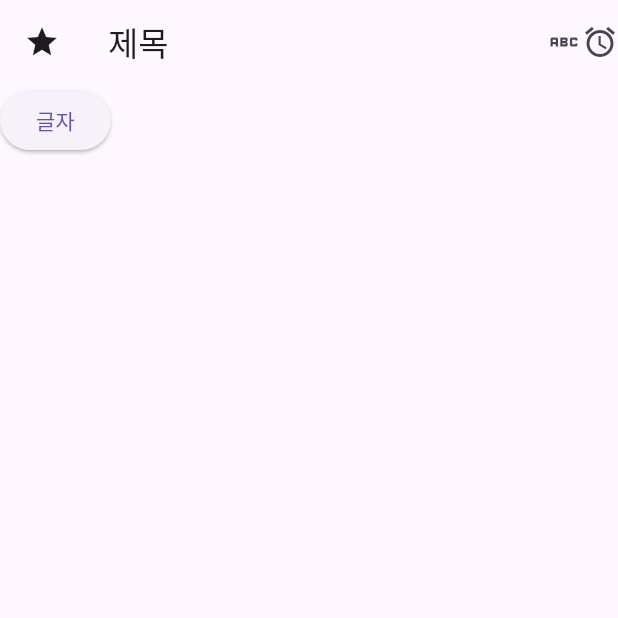
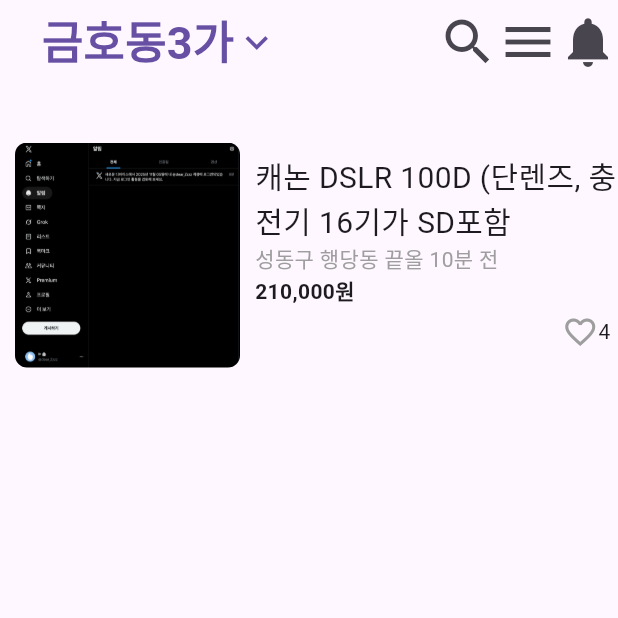
Before and after one commit to 938938/flutter_learn, a Flutter app: the screen it shows after launch, on a phone screen of 412 x 824 dp, the top half of it. Run offline on Flutter 3.47's test engine with Material 3 defaults, Android fonts, the light colour scheme and no system bars.

Commit message:
[FEAT] 당근 UI 따라하기 과제

```diff
--- a/lib/main.dart
+++ b/lib/main.dart
@@ -59,19 +59,75 @@
       //     ),
       //   ),
       // ),
+      // home: Scaffold(
+      //   appBar:AppBar(
+      //     title: Text('제목'),
+      //     leading: Icon(Icons.star), // 주로 로고 들어가는 곳에 있는 아이콘(햄버거메뉴 등)
+      //     actions: [Icon(Icons.abc),Icon(Icons.access_alarm)],
+      //   ),
+      //   body: SizedBox(
+      //     // child: Text('Hello world!',
+      //     //   style: TextStyle(color: Color(0xffff0000), fontSize: 30, fontWeight: FontWeight.w700), // Colors.- 말고 색상코드 사용할 때. 0xff색상코드
+      //     // ),
+      //     // child: Icon(Icons.star, color: Colors.blue,),
+      //     child: ElevatedButton(onPressed: (){}, child: Text('글자'), style: ButtonStyle(),), // TextButton, IconButton, ElevatedButton
+      //   ),
+      // ),
       home: Scaffold(
-        appBar:AppBar(
-          title: Text('제목'),
-          leading: Icon(Icons.star), // 주로 로고 들어가는 곳에 있는 아이콘(햄버거메뉴 등)
-          actions: [Icon(Icons.abc),Icon(Icons.access_alarm)],
+        appBar: PreferredSize(
+          preferredSize: Size.fromHeight(70),
+          child: AppBar(
+            title: TextButton(onPressed: (){}, child: Row(
+              children: [
+                Text('금호동3가', style: TextStyle(fontSize: 30, fontWeight: FontWeight.w700),),
+                Icon(Icons.keyboard_arrow_down, size: 30,)
+              ],
+            ),),
+            actions: [Icon(Icons.search, size:40), Icon(Icons.menu, size: 40,), Icon(Icons.notifications, size: 40,)],
+          ),
         ),
-        body: SizedBox(
-          // child: Text('Hello world!',
-          //   style: TextStyle(color: Color(0xffff0000), fontSize: 30, fontWeight: FontWeight.w700), // Colors.- 말고 색상코드 사용할 때. 0xff색상코드
-          // ),
-          // child: Icon(Icons.star, color: Colors.blue,),
-          child: ElevatedButton(onPressed: (){}, child: Text('글자'), style: ButtonStyle(),), // TextButton, IconButton, ElevatedButton
-        ),
+        body: Align(
+          alignment: Alignment.topLeft,
+          child: Container(
+            width: double.infinity,
+            height: 200,
+            child: Row(
+              children: [
+                Container(
+                  child:
+                  ClipRRect(
+                    borderRadius: BorderRadius.circular(8.0),
+                    child: Image.asset(
+                        'assets/123.png',width: 150,
+                        height: 150,
+                        fit: BoxFit.cover
+                    ),
+                  ),
+                  padding: EdgeInsets.all(10),
+                ),
+                Flexible(child: Column(
+                  mainAxisAlignment: MainAxisAlignment.center,
+                  crossAxisAlignment: CrossAxisAlignment.start,
+                  children: [
+                    Text('캐논 DSLR 100D (단렌즈, 충전기 16기가 SD포함', style: TextStyle(fontSize: 20),),
+                    Text('성동구 행당동 끝올 10분 전', style: TextStyle(color: Colors.grey),),
+                    Text('210,000원', style: TextStyle(fontWeight: FontWeight.w700),),
+                    Container(
+                      padding: EdgeInsets.all(5),
+                      child: Row(
+                        mainAxisAlignment: MainAxisAlignment.end,
+                        children: [
+                          Icon(Icons.favorite_border, color: Colors.grey,),
+                          Text('4'),
+                        ],
+                      ),
+                    )
+                  ],
+                ))
+              ],
+            ),
+          ),
+        )
       ),
     );
   }
```
